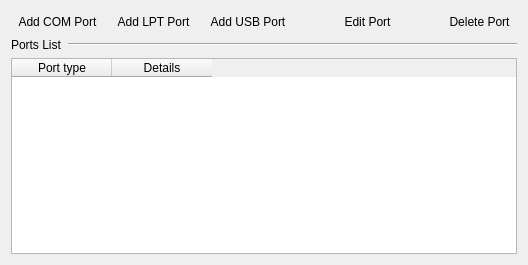
Above: Ports_Tab_Widget.ui from qunying/aqemu-old before the change. Below: the same form after it.
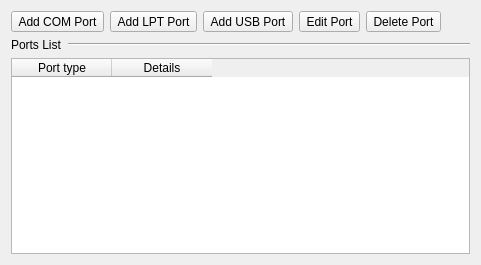
That is the form after the change. Icons and pictures are not drawn.

Patch:
```diff
--- a/Ports_Tab_Widget.ui
+++ b/Ports_Tab_Widget.ui
@@ -6,7 +6,7 @@
    <rect>
     <x>0</x>
     <y>0</y>
-    <width>528</width>
+    <width>481</width>
     <height>265</height>
    </rect>
   </property>
@@ -15,8 +15,6 @@
   </property>
   <layout class="QGridLayout" name="gridLayout" >
    <item row="0" column="0" >
-    <layout class="QHBoxLayout" name="horizontalLayout_5" >
-     <item>
       <widget class="QToolButton" name="TB_Add_Serial_Port" >
        <property name="text" >
         <string>Add COM Port</string>
@@ -35,11 +33,11 @@
         <enum>Qt::ToolButtonTextUnderIcon</enum>
        </property>
        <property name="autoRaise" >
-        <bool>true</bool>
+      <bool>false</bool>
        </property>
       </widget>
      </item>
-     <item>
+   <item row="0" column="1" >
       <widget class="QToolButton" name="TB_Add_Parallel_Port" >
        <property name="text" >
         <string>Add LPT Port</string>
@@ -58,11 +56,11 @@
         <enum>Qt::ToolButtonTextUnderIcon</enum>
        </property>
        <property name="autoRaise" >
-        <bool>true</bool>
+      <bool>false</bool>
        </property>
       </widget>
      </item>
-     <item>
+   <item row="0" column="2" >
       <widget class="QToolButton" name="TB_Add_USB_Port" >
        <property name="text" >
         <string>Add USB Port</string>
@@ -81,24 +79,11 @@
         <enum>Qt::ToolButtonTextUnderIcon</enum>
        </property>
        <property name="autoRaise" >
-        <bool>true</bool>
+      <bool>false</bool>
        </property>
       </widget>
      </item>
-     <item>
-      <spacer name="horizontalSpacer" >
-       <property name="orientation" >
-        <enum>Qt::Horizontal</enum>
-       </property>
-       <property name="sizeHint" stdset="0" >
-        <size>
-         <width>13</width>
-         <height>20</height>
-        </size>
-       </property>
-      </spacer>
-     </item>
-     <item>
+   <item row="0" column="3" >
       <widget class="QToolButton" name="TB_Edit_Port" >
        <property name="text" >
         <string>Edit Port</string>
@@ -117,24 +102,11 @@
         <enum>Qt::ToolButtonTextUnderIcon</enum>
        </property>
        <property name="autoRaise" >
-        <bool>true</bool>
+      <bool>false</bool>
        </property>
       </widget>
      </item>
-     <item>
-      <spacer name="horizontalSpacer_12" >
-       <property name="orientation" >
-        <enum>Qt::Horizontal</enum>
-       </property>
-       <property name="sizeHint" stdset="0" >
-        <size>
-         <width>17</width>
-         <height>20</height>
-        </size>
-       </property>
-      </spacer>
-     </item>
-     <item>
+   <item row="0" column="4" >
       <widget class="QToolButton" name="TB_Delete_Port" >
        <property name="text" >
         <string>Delete Port</string>
@@ -153,13 +125,24 @@
         <enum>Qt::ToolButtonTextUnderIcon</enum>
        </property>
        <property name="autoRaise" >
-        <bool>true</bool>
+      <bool>false</bool>
        </property>
       </widget>
      </item>
-    </layout>
+   <item row="0" column="5" >
+    <spacer name="horizontalSpacer" >
+     <property name="orientation" >
+      <enum>Qt::Horizontal</enum>
+     </property>
+     <property name="sizeHint" stdset="0" >
+      <size>
+       <width>18</width>
+       <height>20</height>
+      </size>
+     </property>
+    </spacer>
    </item>
-   <item row="1" column="0" >
+   <item row="1" column="0" colspan="6" >
     <layout class="QHBoxLayout" name="horizontalLayout_4" >
      <item>
       <widget class="QLabel" name="Label_Pors" >
@@ -183,7 +166,7 @@
      </item>
     </layout>
    </item>
-   <item row="2" column="0" >
+   <item row="2" column="0" colspan="6" >
     <widget class="QTableWidget" name="Ports_Table" >
      <property name="editTriggers" >
       <set>QAbstractItemView::NoEditTriggers</set>
```
Lines whose indentation alone changed are shown as unchanged.
